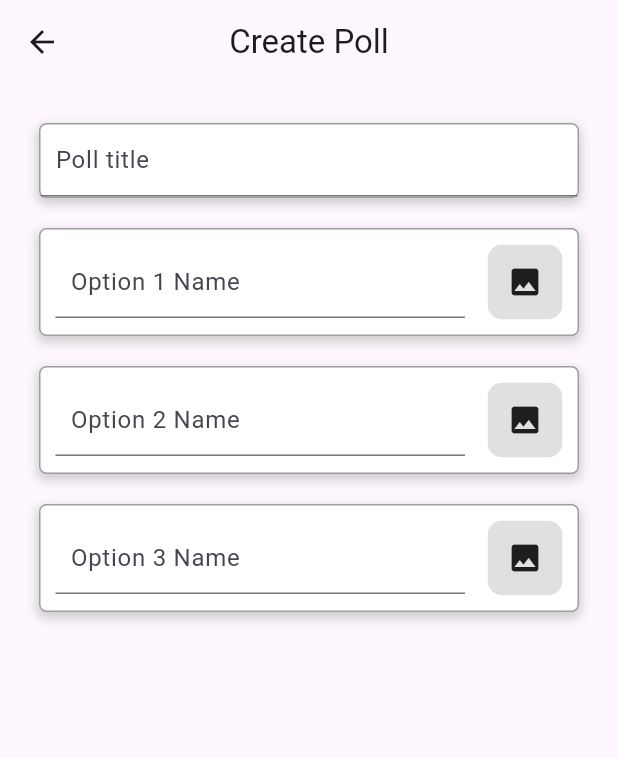
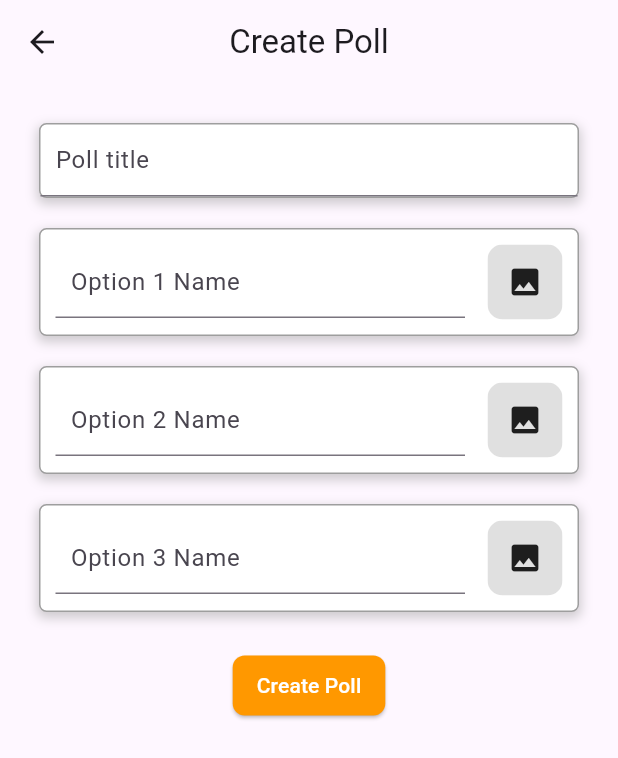
Before and after one commit to MauricioSts/APP-firebase, a Flutter app: the HomeScreenView screen opened directly, after a tap on the "add" icon, on a phone screen of 412 x 824 dp. Shown: the top 758 px of the screen. Run offline on Flutter 3.47's test engine with Material 3 defaults, Android fonts, the phone set to English and light mode, and no system bars; our stand-ins replace cloud_firestore, firebase_auth, firebase_core, firebase_storage, google_sign_in, image_picker and 2 more; accounts and stored records are empty.

Commit message:
implementing function of create poll and validation

```diff
--- a/lib/Screens/CreatePollScreen.dart
+++ b/lib/Screens/CreatePollScreen.dart
@@ -1,25 +1,29 @@
+import 'dart:developer';
 import 'dart:io';
 import 'package:flutter/material.dart';
 import 'package:image_picker/image_picker.dart';
 import 'package:permission_handler/permission_handler.dart';
+import 'package:firebase_storage/firebase_storage.dart';
+import 'package:cloud_firestore/cloud_firestore.dart';
 
 class CreatePollScreen extends StatefulWidget {
-  const CreatePollScreen({super.key});
+  final String currentUserId;
+  const CreatePollScreen({super.key, required this.currentUserId});
 
   @override
   State<CreatePollScreen> createState() => _CreatePollScreenState();
 }
 
 class _CreatePollScreenState extends State<CreatePollScreen> {
-  TextEditingController titleController = TextEditingController();
+  final TextEditingController titleController = TextEditingController();
   final List<TextEditingController> optionNameController = [
     TextEditingController(),
     TextEditingController(),
     TextEditingController(),
   ];
-
   final List<File?> optionImages = [null, null, null];
   final ImagePicker _imagePicker = ImagePicker();
+  bool loader = false;
 
   @override
   Widget build(BuildContext context) {
@@ -27,24 +31,44 @@ class _CreatePollScreenState extends State<CreatePollScreen> {
       appBar: AppBar(title: const Text("Create Poll"), centerTitle: true),
       body: Padding(
         padding: const EdgeInsets.all(16),
+        child: SingleChildScrollView(
           child: Column(
             children: [
-            // Título do poll
-            Container(
-              margin: const EdgeInsets.all(10),
-              decoration: BoxDecoration(
-                color: Colors.white,
-                borderRadius: BorderRadius.circular(5),
-                border: Border.all(color: Colors.grey),
-                boxShadow: [
-                  BoxShadow(
-                    color: Colors.grey.withOpacity(0.5),
-                    blurRadius: 6,
-                    spreadRadius: 1,
-                    offset: const Offset(0, 3),
+              _buildTitleField(),
+              for (int i = 0; i < 3; i++) _buildOptionField(i),
+              const SizedBox(height: 15),
+              loader
+                  ? const Center(
+                    child: CircularProgressIndicator(color: Colors.orange),
+                  )
+                  : ElevatedButton(
+                    onPressed: () => submitPoll(widget.currentUserId, context),
+                    style: ElevatedButton.styleFrom(
+                      backgroundColor: Colors.orange,
+                      shape: RoundedRectangleBorder(
+                        borderRadius: BorderRadius.circular(8),
+                      ),
+                      padding: const EdgeInsets.symmetric(
+                        horizontal: 16,
+                        vertical: 10,
+                      ),
+                    ),
+                    child: const Text(
+                      "Create Poll",
+                      style: TextStyle(fontSize: 14, color: Colors.white),
+                    ),
                   ),
             ],
           ),
+        ),
+      ),
+    );
+  }
+
+  Widget _buildTitleField() {
+    return Container(
+      margin: const EdgeInsets.all(10),
+      decoration: _boxDecoration(),
       child: TextFormField(
         controller: titleController,
         decoration: const InputDecoration(
@@ -52,45 +76,28 @@ class _CreatePollScreenState extends State<CreatePollScreen> {
           contentPadding: EdgeInsets.symmetric(horizontal: 10),
         ),
       ),
-            ),
-            // Opções do poll
-            for (int i = 0; i < 3; i++)
-              Container(
+    );
+  }
+
+  Widget _buildOptionField(int i) {
+    return Container(
       margin: const EdgeInsets.all(10),
       padding: const EdgeInsets.all(10),
-                decoration: BoxDecoration(
-                  color: Colors.white,
-                  borderRadius: BorderRadius.circular(5),
-                  border: Border.all(color: Colors.grey),
-                  boxShadow: [
-                    BoxShadow(
-                      color: Colors.grey.withOpacity(0.5),
-                      blurRadius: 6,
-                      spreadRadius: 1,
-                      offset: const Offset(0, 3),
-                    ),
-                  ],
-                ),
+      decoration: _boxDecoration(),
       child: Row(
         children: [
-                    // Campo de nome da opção
           Expanded(
             child: TextFormField(
               controller: optionNameController[i],
               decoration: InputDecoration(
                 labelText: "Option ${i + 1} Name",
-                          contentPadding: const EdgeInsets.symmetric(
-                            horizontal: 10,
-                          ),
+                contentPadding: const EdgeInsets.symmetric(horizontal: 10),
               ),
             ),
           ),
           const SizedBox(width: 15),
-                    // Ícone ou imagem da opção
           GestureDetector(
-                      onTap: () {
-                        pickImage(i);
-                      },
+            onTap: () => pickImage(i),
             child: ClipRRect(
               borderRadius: BorderRadius.circular(10),
               child:
@@ -111,17 +118,27 @@ class _CreatePollScreenState extends State<CreatePollScreen> {
           ),
         ],
       ),
+    );
+  }
+
+  BoxDecoration _boxDecoration() {
+    return BoxDecoration(
+      color: Colors.white,
+      borderRadius: BorderRadius.circular(5),
+      border: Border.all(color: Colors.grey),
+      boxShadow: [
+        BoxShadow(
+          color: Colors.grey.withOpacity(0.5),
+          blurRadius: 6,
+          spreadRadius: 1,
+          offset: const Offset(0, 3),
         ),
       ],
-        ),
-      ),
     );
   }
 
   Future<void> pickImage(int index) async {
-    // Verificar e solicitar permissões
     await _requestPermissions();
-
     final XFile? pickedFile = await _imagePicker.pickImage(
       source: ImageSource.gallery,
     );
@@ -132,16 +149,99 @@ class _CreatePollScreenState extends State<CreatePollScreen> {
     }
   }
 
-  // Função para solicitar permissões em tempo de execução
   Future<void> _requestPermissions() async {
-    var statusStorage = await Permission.storage.status;
-    if (!statusStorage.isGranted) {
     await Permission.storage.request();
+    await Permission.camera.request();
   }
 
-    var statusCamera = await Permission.camera.status;
-    if (!statusCamera.isGranted) {
-      await Permission.camera.request();
+  bool validateForm(BuildContext context) {
+    if (titleController.text.trim().isEmpty) {
+      ScaffoldMessenger.of(
+        context,
+      ).showSnackBar(const SnackBar(content: Text("Title is required")));
+      return false;
+    }
+
+    for (int i = 0; i < optionNameController.length; i++) {
+      if (optionNameController[i].text.trim().isEmpty) {
+        ScaffoldMessenger.of(context).showSnackBar(
+          SnackBar(content: Text("Option ${i + 1} name is required")),
+        );
+        return false;
+      }
+      if (optionImages[i] == null) {
+        ScaffoldMessenger.of(context).showSnackBar(
+          SnackBar(content: Text("Image for Option ${i + 1} is required")),
+        );
+        return false;
+      }
+    }
+
+    return true;
+  }
+
+  Future<String?> uploadImage(File imageFile, String pollId, int index) async {
+    try {
+      final ref = FirebaseStorage.instance.ref().child(
+        'polls/$pollId-option-$index.jpg',
+      );
+      final uploadTask = await ref.putFile(imageFile);
+      final downloadUrl = await uploadTask.ref.getDownloadURL();
+      return downloadUrl;
+    } catch (e) {
+      log("Error uploading image: $e");
+      return null;
+    }
+  }
+
+  Future<void> submitPoll(String userId, BuildContext context) async {
+    if (!validateForm(context)) return;
+
+    setState(() {
+      loader = true;
+    });
+
+    try {
+      final pollDoc = FirebaseFirestore.instance.collection("polls").doc();
+      final pollId = pollDoc.id;
+      final List<Map<String, dynamic>> options = [];
+
+      for (int i = 0; i < 3; i++) {
+        final imageUrl = await uploadImage(optionImages[i]!, pollId, i);
+        if (imageUrl == null) {
+          throw Exception("Failed to upload image for option ${i + 1}");
+        }
+        options.add({
+          "name": optionNameController[i].text.trim(),
+          "imageUrl": imageUrl,
+          "votes": 0,
+        });
+      }
+
+      // Apenas uma chamada ao Firebase após montar tudo corretamente
+      await pollDoc.set({
+        "pollId": pollId,
+        "title": titleController.text.trim(),
+        "options": options,
+        "createdAt": FieldValue.serverTimestamp(),
+        "creatorId": userId,
+        "total_votes": 0,
+      });
+
+      ScaffoldMessenger.of(context).showSnackBar(
+        const SnackBar(content: Text("Poll created successfully")),
+      );
+      Navigator.pop(context);
+    } catch (e) {
+      log("Poll creation failed: $e");
+      ScaffoldMessenger.of(
+        context,
+      ).showSnackBar(const SnackBar(content: Text("Failed to create Poll")));
+    } finally {
+      setState(() {
+        loader =
+            false; // ← Estava true antes, o que deixava o loading infinito!
+      });
     }
   }
 }
--- a/lib/Screens/Home_Screen_View.dart
+++ b/lib/Screens/Home_Screen_View.dart
@@ -1,3 +1,4 @@
+import 'package:firebase_auth/firebase_auth.dart';
 import 'package:flutter/material.dart';
 import 'package:flutter_course_app/services/AuthServices/auth_services.dart';
 import 'package:page_transition/page_transition.dart';
@@ -11,6 +12,7 @@ class HomeScreenView extends StatefulWidget {
 }
 
 class _HomeScreenViewState extends State<HomeScreenView> {
+  final String _currentUserId = FirebaseAuth.instance.currentUser!.uid;
   @override
   Widget build(BuildContext context) {
     return DefaultTabController(
@@ -42,7 +44,7 @@ class _HomeScreenViewState extends State<HomeScreenView> {
             Navigator.push(
               context,
               PageTransition(
-                child: const CreatePollScreen(),
+                child: CreatePollScreen(currentUserId: _currentUserId,),
                 type: PageTransitionType.fade,
               ),
             );
--- a/pubspec.yaml
+++ b/pubspec.yaml
@@ -40,6 +40,8 @@ dependencies:
   page_transition: ^2.2.1
   image_picker: ^1.1.2
   permission_handler: ^12.0.0+1
+  firebase_storage: ^12.4.5
+  cloud_firestore: ^5.6.7
 
 dev_dependencies:
   flutter_test:
```
Also changed, not shown: pubspec.lock, 1 other file. Lines whose indentation alone changed are shown as unchanged.
